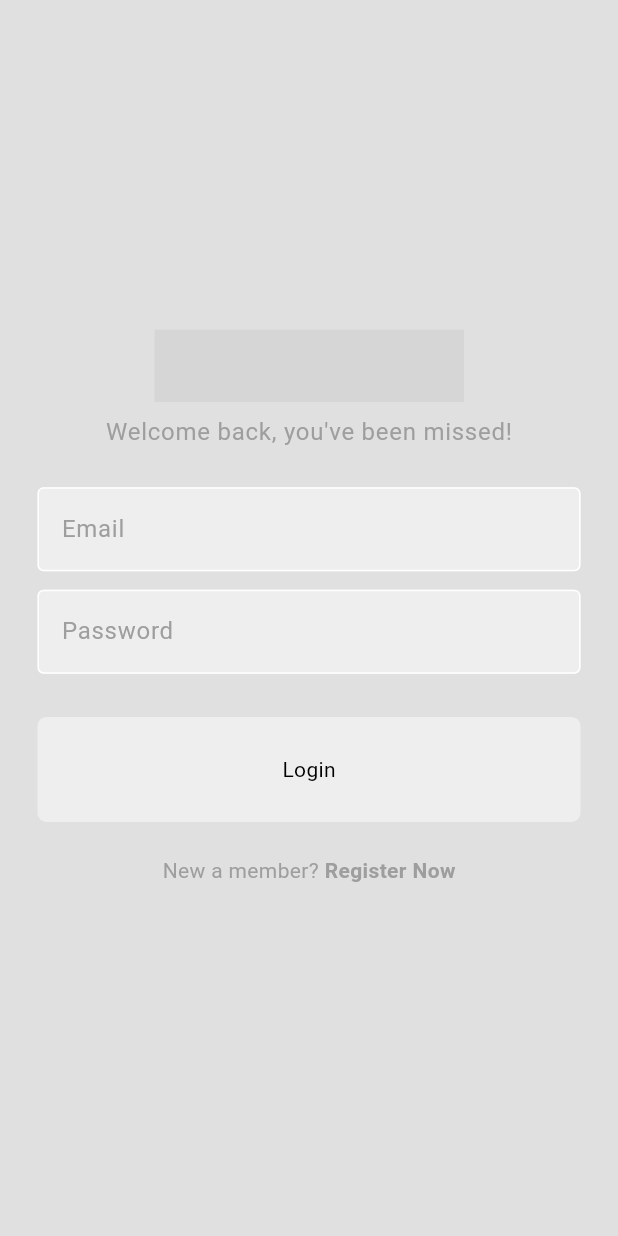
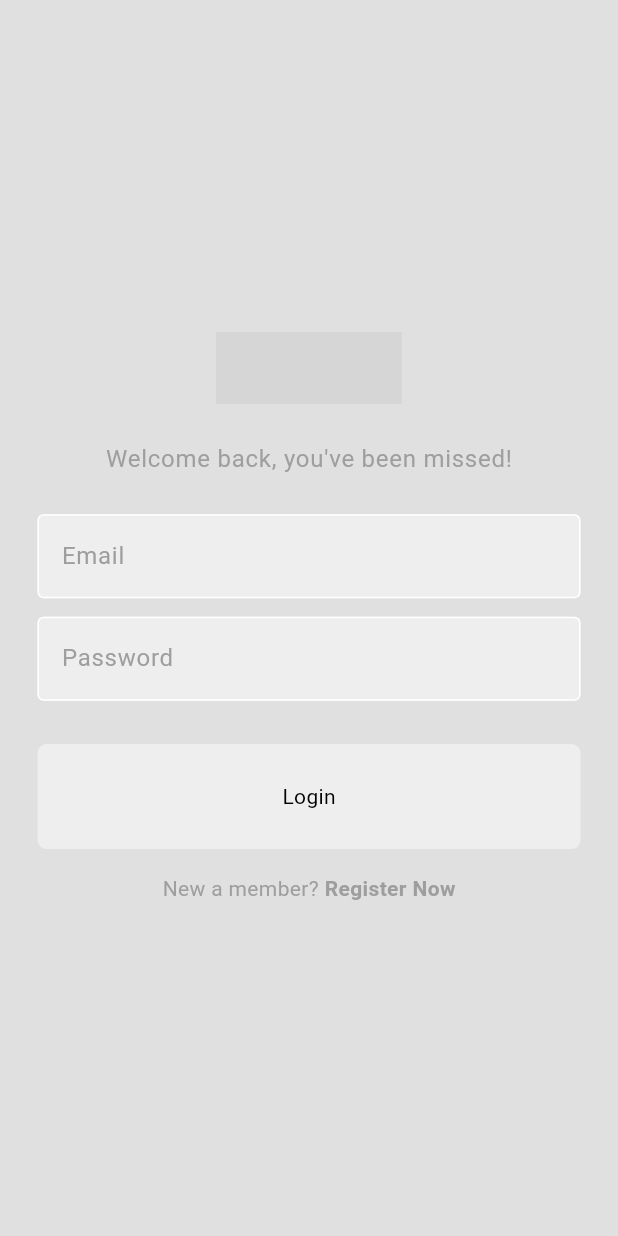
Before and after one commit to theemomo/Chat-App, a Flutter app: the screen it shows after launch, on a phone screen of 412 x 824 dp. Run offline on Flutter 3.47's test engine with Material 3 defaults, Android fonts, the phone set to English and light mode, and no system bars; drawn by our look-alikes of cached_network_image; network calls fail; grey boxes are pictures that could not be loaded.

```diff
--- a/lib/feature/login/views/pages/login_page.dart
+++ b/lib/feature/login/views/pages/login_page.dart
@@ -19,13 +19,13 @@ class LoginPage extends StatelessWidget {
           // logo
           Center(
             child: CachedNetworkImage(
-              imageUrl: "https://cdn-icons-png.flaticon.com/512/5264/5264565.png",
-              width: size.width * 0.5,
+              imageUrl: "https://cdn-icons-png.flaticon.com/512/5229/5229304.png",
+              width: size.width * 0.3,
               color: Theme.of(context).colorScheme.primary,
             ),
           ),
 
-          SizedBox(height: size.height * 0.01),
+          SizedBox(height: size.height * 0.03),
           // welcome back message
           Text(
             "Welcome back, you've been missed!",
@@ -40,10 +40,10 @@ class LoginPage extends StatelessWidget {
           SizedBox(height: size.height * 0.035),
           // login button
           Button(text: "Login", onTap: () {}),
-          SizedBox(height: size.height * 0.01),
+          SizedBox(height: size.height * 0.02),
           // register now
-          TextButton(
-            onPressed: () {
+          GestureDetector(
+            onTap: () {
               Navigator.of(context).pushNamed(AppRoutes.registerRoute);
             },
             child: Row(
```
Also changed, not shown: lib/feature/register/view/pages/register_page.dart (+69 -1 lines).
